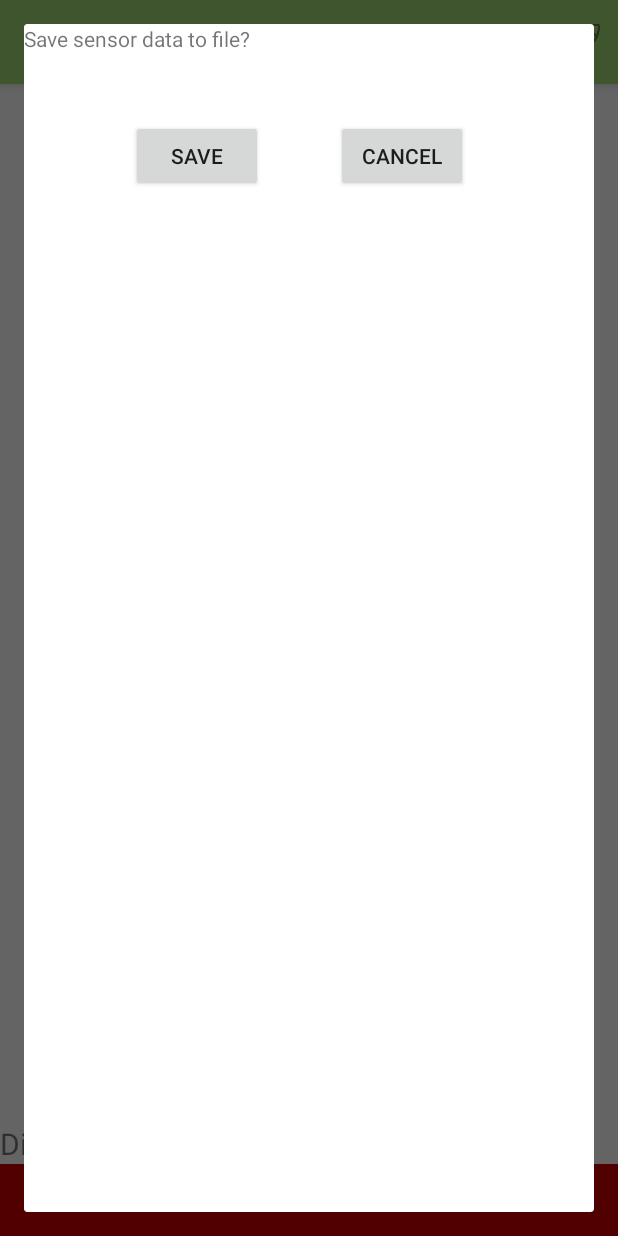
After one commit to spaceconcordia/ELEC390-motor-telemetry, an Android app: the fragment SaveData placed in its activity, on a phone screen of 412 x 824 dp. The commit adds this screen. Run offline under Robolectric (Android 15) with nearby library versions, the phone set to English and light mode, and no system bars.

Commit message:
new fragment prompting user to save data

```diff
--- a/app/src/main/java/com/example/spaceconcordia/spacecadets/Data_Types/Sensor.java
+++ b/app/src/main/java/com/example/spaceconcordia/spacecadets/Data_Types/Sensor.java
@@ -14,6 +14,4 @@ public class Sensor implements Serializable {
     public String getName(){return name;}
     public short getValue(){return value;}
 
-
-
 }
--- a/app/src/main/java/com/example/spaceconcordia/spacecadets/MainActivity.java
+++ b/app/src/main/java/com/example/spaceconcordia/spacecadets/MainActivity.java
@@ -213,6 +213,9 @@ public class MainActivity extends AppCompatActivity {
             SaveButton.setOnMenuItemClickListener(new MenuItem.OnMenuItemClickListener() {
                 @Override
                 public boolean onMenuItemClick(MenuItem item) {
+                    Intent intent = new Intent(MainActivity.this, SaveData.class);
+                    startActivity(intent);
+
                     savetofile(getCurrentFocus());
                     return false;
                 }
--- /dev/null
+++ b/app/src/main/java/com/example/spaceconcordia/spacecadets/SaveData.java
@@ -0,0 +1,48 @@
+package com.example.spaceconcordia.spacecadets;
+
+import android.content.Context;
+import android.net.Uri;
+import android.os.Bundle;
+import android.support.annotation.Nullable;
+import android.support.v4.app.DialogFragment;
+import android.support.v4.app.Fragment;
+import android.view.LayoutInflater;
+import android.view.View;
+import android.view.ViewGroup;
+import android.widget.Button;
+
+public class SaveData extends DialogFragment {
+
+
+    @Nullable
+    @Override
+    public View onCreateView(LayoutInflater inflater, ViewGroup container,
+                             Bundle savedInstanceState) {
+        View view = inflater.inflate(R.layout.fragment_save_data, container, false);
+
+        Button saveButton;
+        Button cancelButton;
+
+        saveButton = view.findViewById(R.id.saveButton);
+        cancelButton = view.findViewById(R.id.cancelButton);
+
+        saveButton.setOnClickListener(new Button.OnClickListener() {
+            @Override
+            public void onClick(View view) {
+                getDialog().dismiss();
+            }
+        });
+
+        cancelButton.setOnClickListener(new Button.OnClickListener() {
+            @Override
+            public void onClick(View view) {
+                getDialog().dismiss();
+            }
+        });
+
+        return view;
+    }
+
+
+
+}
--- /dev/null
+++ b/app/src/main/res/layout/fragment_save_data.xml
@@ -0,0 +1,37 @@
+<?xml version="1.0" encoding="utf-8"?>
+<RelativeLayout xmlns:android="http://schemas.android.com/apk/res/android"
+    xmlns:tools="http://schemas.android.com/tools"
+    android:layout_width="match_parent"
+    android:layout_height="match_parent"
+    tools:context=".SaveData">
+
+    <!-- TODO: Update blank fragment layout -->
+    <TextView
+        android:layout_width="match_parent"
+        android:layout_height="match_parent"
+        android:text="@string/Save_Data_Prompt" />
+
+    <Button
+        android:id="@+id/saveButton"
+        android:layout_width="wrap_content"
+        android:layout_height="wrap_content"
+        android:layout_alignParentStart="true"
+        android:layout_alignParentLeft="true"
+        android:layout_alignParentTop="true"
+        android:layout_marginStart="71dp"
+        android:layout_marginLeft="71dp"
+        android:layout_marginTop="64dp"
+        android:text="Save" />
+
+    <Button
+        android:id="@+id/cancelButton"
+        android:layout_width="wrap_content"
+        android:layout_height="wrap_content"
+        android:layout_alignBottom="@+id/saveButton"
+        android:layout_alignParentEnd="true"
+        android:layout_alignParentRight="true"
+        android:layout_marginEnd="84dp"
+        android:layout_marginRight="84dp"
+        android:text="Cancel" />
+
+</RelativeLayout>
--- a/app/src/main/res/values/strings.xml
+++ b/app/src/main/res/values/strings.xml
@@ -8,5 +8,9 @@
     <string name="Toast_Emulator">Emulator cannot handle Bluetooth</string>
     <string name="Title_Bluetooth_Disconnect">Disconnect Bluetooth?</string>
     <string name="Button_Bluetooth_Disconnect">Disconnect</string>
+    <string name="Save_Data_Prompt">Save sensor data to file?</string>
+
+    <!-- TODO: Remove or change this placeholder text -->
+    <string name="hello_blank_fragment">Hello blank fragment</string>
 
 </resources>
```
Also changed, not shown: app/src/main/java/com/example/spaceconcordia/spacecadets/Data_Types/BigData.java (+0 -13 lines), app/src/main/java/com/example/spaceconcordia/spacecadets/SingleSensorDisplayActivity.java (+2 -39 lines).
